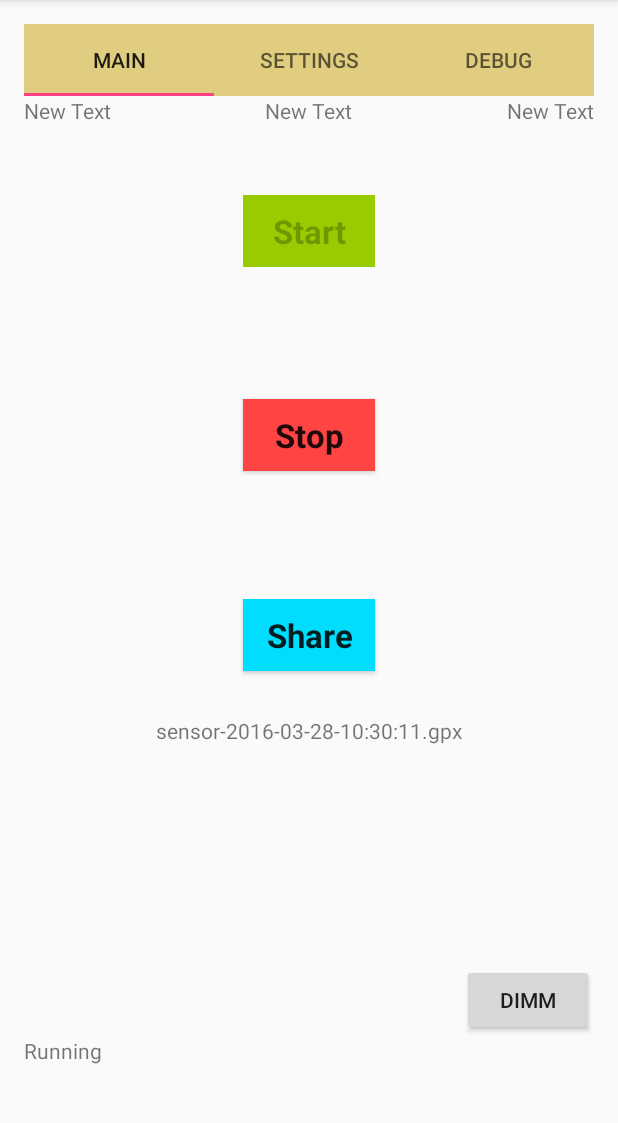
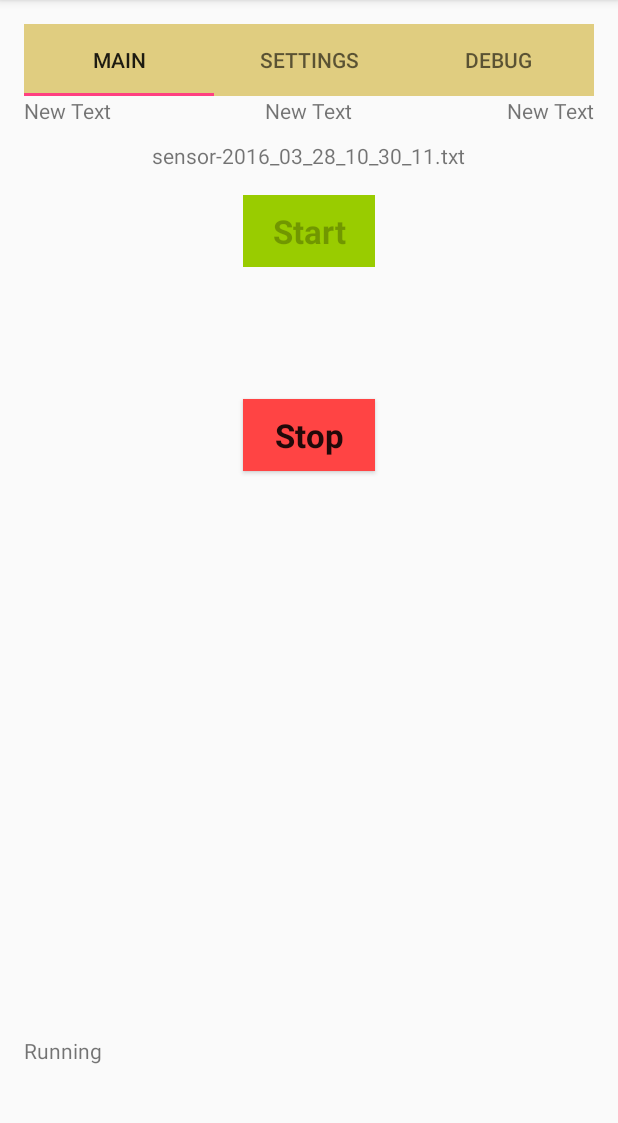
Before and after one commit to grunertj/AJGSensor, an Android app: the screen it shows after launch (MainActivity), after a tap on "Start", on a phone screen of 412 x 824 dp, the part 84-1207 px from its top. Run offline under Robolectric (Android 15) with nearby library versions, the phone set to English and light mode, and no system bars.

Commit message:
versioning added

```diff
--- a/app/src/main/java/com/jwg/grunert/ajgsensor/MainFragment.java
+++ b/app/src/main/java/com/jwg/grunert/ajgsensor/MainFragment.java
@@ -135,7 +135,7 @@ public class MainFragment extends Fragment implements SensorEventListener, Locat
 
     public String getCurrentTimeStamp(int which) {
         if (which == SHORT) {
-            return new SimpleDateFormat("yyyy-MM-dd-HH:mm:ss").format(new Date());
+            return new SimpleDateFormat("yyyy_MM_dd_HH_mm_ss").format(new Date());
         } else {
             return new SimpleDateFormat("yyyy-MM-dd HH:mm:ss.SSS").format(new Date());
         }
@@ -209,7 +209,7 @@ public class MainFragment extends Fragment implements SensorEventListener, Locat
         FileWriter file;
         if (on == true) {
             if (sensor_file_name == null || MainActivity.file_mode == MainActivity.NEW) {
-                sensor_file_name = String.format("%s-%s.gpx","sensor", timestamp);
+                sensor_file_name = String.format("%s-%s.txt","sensor", timestamp);
             }
             try {
                 if (MainActivity.file_mode == MainActivity.APPEND) {
@@ -241,7 +241,7 @@ public class MainFragment extends Fragment implements SensorEventListener, Locat
         FileWriter file;
         if (on && MainActivity.log[MainActivity.TYPE_GPS]) {
             if (gps_file_name == null || MainActivity.file_mode == MainActivity.NEW) {
-                gps_file_name = String.format("%s-%s.txt","location", timestamp);
+                gps_file_name = String.format("%s-%s.gpx","location", timestamp);
             }
             try {
                 if (MainActivity.file_mode == MainActivity.APPEND) {
@@ -364,6 +364,7 @@ public class MainFragment extends Fragment implements SensorEventListener, Locat
     public void onLocationChanged(Location location) {
         String time_string,trkpt_start,trkpt_end,speed,hdop;
         long timestamp;
+        boolean valid_data = false;
 
         // time from from last location fix :
         // timestamp = location.getTime();
@@ -388,12 +389,14 @@ public class MainFragment extends Fragment implements SensorEventListener, Locat
         }
 
         if (location.hasSpeed() && location.getAccuracy() < 10 && location.hasBearing() && location.hasAccuracy()) {
+            valid_data = true;
             speed = String.format(Locale.US,"        <extensions>\n          <speed>%.12f</speed>\n        </extensions>\n", location.getSpeed());
         } else {
+            valid_data = false;
             speed = null;
         }
 
-        if (gps_file != null) {
+        if (gps_file != null && valid_data) {
             try {
                 gps_file.append(trkpt_start);
                 gps_file.append(time_string);
--- a/app/src/main/res/layout/fragment_main.xml
+++ b/app/src/main/res/layout/fragment_main.xml
@@ -29,7 +29,7 @@
         android:layout_below="@+id/buttonStart"
         android:layout_centerHorizontal="true" />
 
-    <Button
+    <!-- <Button
         android:layout_width="wrap_content"
         android:layout_height="wrap_content"
         android:text="Share"
@@ -40,7 +40,7 @@
         android:layout_below="@+id/buttonStop"
         android:layout_alignLeft="@+id/buttonStop"
         android:layout_alignStart="@+id/buttonStop"
-        android:layout_marginTop="85dp" />
+        android:layout_marginTop="85dp" /> -->
 
     <TextView
         android:layout_width="wrap_content"
@@ -61,14 +61,14 @@
         android:layout_centerHorizontal="true"
         android:layout_marginTop="30dp" />
 
-    <Button
+    <!-- <Button
         android:layout_width="wrap_content"
         android:layout_height="wrap_content"
         android:text="Dimm"
         android:id="@+id/buttonDimm"
         android:layout_above="@+id/textViewRunning"
         android:layout_alignParentRight="true"
-        android:layout_alignParentEnd="true" />
+        android:layout_alignParentEnd="true" /> -->
 
     <TextView
         android:layout_width="wrap_content"
```
Also changed, not shown: app/src/main/res/mipmap-hdpi/ic_launcher.png, app/src/main/res/mipmap-mdpi/ic_launcher.png, app/src/main/res/mipmap-xhdpi/ic_launcher.png, app/src/main/res/mipmap-xxhdpi/ic_launcher.png, app/src/main/res/mipmap-xxxhdpi/ic_launcher.png.
